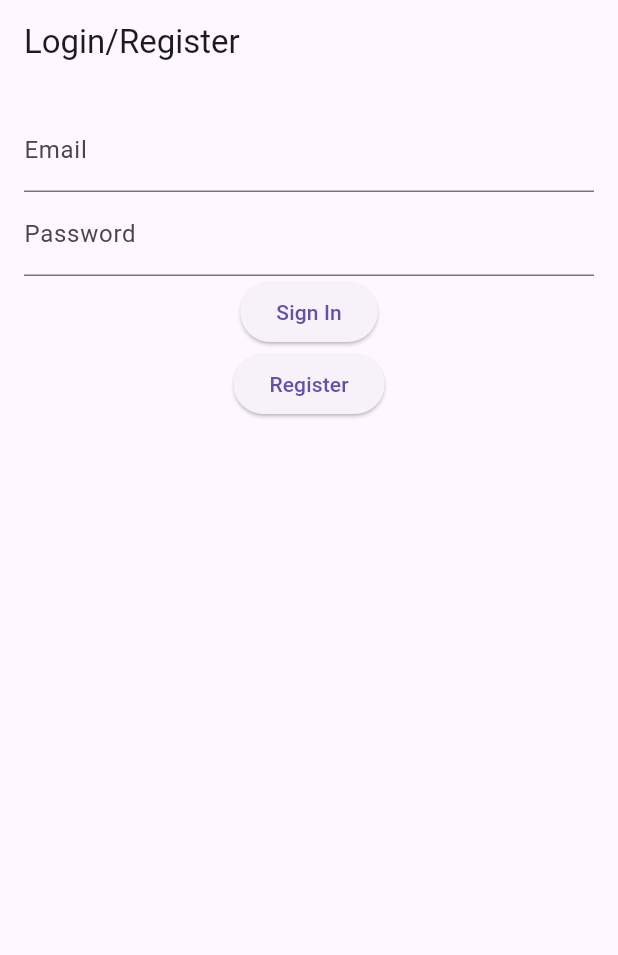
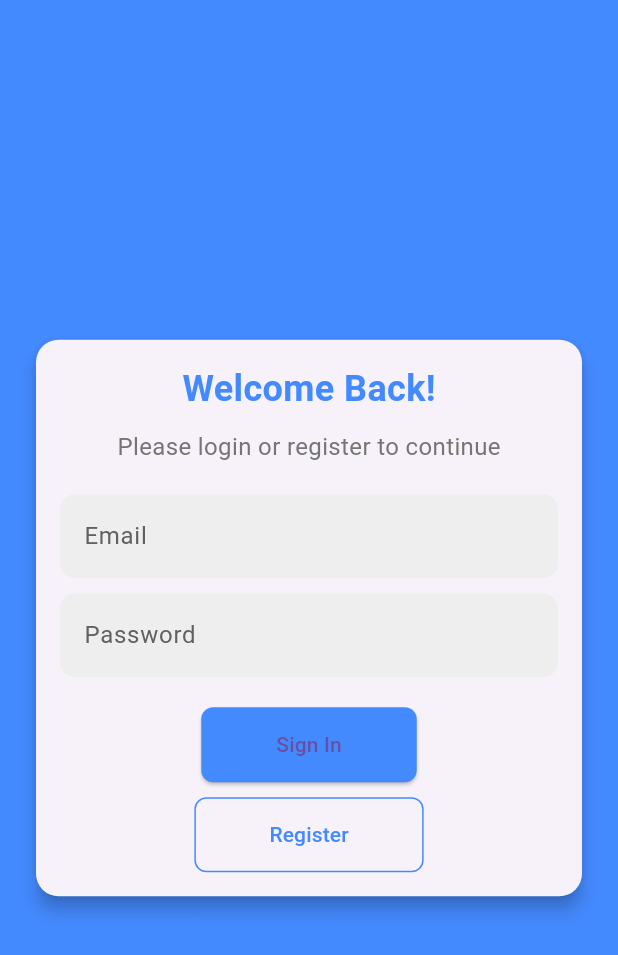
Before and after one commit to shellycodesalot1/inclass_13, a Flutter app: the screen it shows after launch, on a phone screen of 412 x 824 dp. Shown: the top 955 px of the screen. Run offline on Flutter 3.47's test engine with Material 3 defaults, Android fonts, the light colour scheme and no system bars; our stand-ins replace firebase_auth, firebase_core; accounts and stored records are empty.

```diff
--- a/lib/screens/login_screen.dart
+++ b/lib/screens/login_screen.dart
@@ -1,9 +1,8 @@
-// login_screen.dart
-
 import 'package:flutter/material.dart';
 import '../auth_service.dart';
+import '../widgets/custom_widgets.dart';  // Correct import for CustomTextField
 import 'profile_screen.dart';
-import 'package:firebase_auth/firebase_auth.dart'; // Add this import
+import 'package:firebase_auth/firebase_auth.dart';
 
 class LoginScreen extends StatefulWidget {
   const LoginScreen({super.key});
@@ -16,29 +15,44 @@ class _LoginScreenState extends State<LoginScreen> {
   final TextEditingController _emailController = TextEditingController();
   final TextEditingController _passwordController = TextEditingController();
   final AuthService _authService = AuthService();
+  bool _isLoading = false;
 
   void _register() async {
-    User? user = await _authService.register(
-      _emailController.text,
-      _passwordController.text,
+    setState(() => _isLoading = true);
+    User? user = await _authService.registerWithEmailAndPassword(
+      _emailController.text.trim(),
+      _passwordController.text.trim(),
     );
+    setState(() => _isLoading = false);
+
     if (user != null) {
       Navigator.pushReplacement(
         context,
         MaterialPageRoute(builder: (context) => const ProfileScreen()),
       );
+    } else {
+      ScaffoldMessenger.of(context).showSnackBar(
+        SnackBar(content: Text("Registration failed")),
+      );
     }
   }
 
   void _signIn() async {
-    User? user = await _authService.signIn(
-      _emailController.text,
-      _passwordController.text,
+    setState(() => _isLoading = true);
+    User? user = await _authService.signInWithEmailAndPassword(
+      _emailController.text.trim(),
+      _passwordController.text.trim(),
     );
+    setState(() => _isLoading = false);
+
     if (user != null) {
       Navigator.pushReplacement(
         context,
         MaterialPageRoute(builder: (context) => const ProfileScreen()),
+      );
+    } else {
+      ScaffoldMessenger.of(context).showSnackBar(
+        SnackBar(content: Text("Sign-in failed")),
       );
     }
   }
@@ -46,29 +60,79 @@ class _LoginScreenState extends State<LoginScreen> {
   @override
   Widget build(BuildContext context) {
     return Scaffold(
-      appBar: AppBar(title: const Text('Login/Register')),
-      body: Padding(
+      backgroundColor: Colors.blueAccent,
+      body: Center(
+        child: SingleChildScrollView(
+          padding: EdgeInsets.all(20.0),
+          child: Card(
+            shape: RoundedRectangleBorder(borderRadius: BorderRadius.circular(15)),
+            elevation: 5,
+            child: Padding(
               padding: const EdgeInsets.all(16.0),
               child: Column(
+                mainAxisSize: MainAxisSize.min,
                 children: [
-            TextField(
+                  Text(
+                    "Welcome Back!",
+                    style: TextStyle(
+                      fontSize: 24,
+                      fontWeight: FontWeight.bold,
+                      color: Colors.blueAccent,
+                    ),
+                  ),
+                  SizedBox(height: 10),
+                  Text(
+                    "Please login or register to continue",
+                    style: TextStyle(fontSize: 16, color: Colors.grey[600]),
+                  ),
+                  SizedBox(height: 20),
+                  CustomTextField(
                     controller: _emailController,
-              decoration: InputDecoration(labelText: 'Email'),
+                    labelText: 'Email',
                   ),
-            TextField(
+                  SizedBox(height: 10),
+                  CustomTextField(
                     controller: _passwordController,
-              decoration: InputDecoration(labelText: 'Password'),
-              obscureText: true,
+                    labelText: 'Password',
+                    isPassword: true,
                   ),
+                  SizedBox(height: 20),
+                  _isLoading
+                      ? CircularProgressIndicator()
+                      : Column(
+                          children: [
                             ElevatedButton(
                               onPressed: _signIn,
-              child: const Text('Sign In'),
+                              style: ElevatedButton.styleFrom(
+                                backgroundColor: Colors.blueAccent,
+                                padding: EdgeInsets.symmetric(vertical: 15, horizontal: 50),
+                                shape: RoundedRectangleBorder(
+                                  borderRadius: BorderRadius.circular(8),
                                 ),
-            ElevatedButton(
+                              ),
+                              child: Text('Sign In'),
+                            ),
+                            SizedBox(height: 10),
+                            OutlinedButton(
                               onPressed: _register,
-              child: const Text('Register'),
+                              style: OutlinedButton.styleFrom(
+                                padding: EdgeInsets.symmetric(vertical: 15, horizontal: 50),
+                                shape: RoundedRectangleBorder(
+                                  borderRadius: BorderRadius.circular(8),
+                                ),
+                                side: BorderSide(color: Colors.blueAccent),
+                              ),
+                              child: Text(
+                                'Register',
+                                style: TextStyle(color: Colors.blueAccent),
+                              ),
                             ),
                           ],
+                        ),
+                ],
+              ),
+            ),
+          ),
         ),
       ),
     );
--- a/lib/widgets/custom_widgets.dart
+++ b/lib/widgets/custom_widgets.dart
@@ -5,18 +5,28 @@ class CustomTextField extends StatelessWidget {
   final String labelText;
   final bool isPassword;
 
-  const CustomTextField({super.key,
+  const CustomTextField({
+    Key? key,
     required this.controller,
     required this.labelText,
     this.isPassword = false,
-  });
+  }) : super(key: key);
 
   @override
   Widget build(BuildContext context) {
     return TextField(
       controller: controller,
-      decoration: InputDecoration(labelText: labelText),
       obscureText: isPassword,
+      decoration: InputDecoration(
+        labelText: labelText,
+        labelStyle: TextStyle(color: Colors.grey[700]),
+        filled: true,
+        fillColor: Colors.grey[200],
+        border: OutlineInputBorder(
+          borderRadius: BorderRadius.circular(10.0),
+          borderSide: BorderSide.none,
+        ),
+      ),
     );
   }
 }
```
Also changed, not shown: lib/auth_service.dart (+15 -14 lines), lib/screens/profile_screen.dart (+27 -9 lines), 1 other file. Lines whose indentation alone changed are shown as unchanged.
